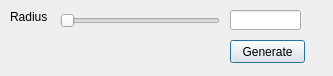
Above: assignment-5/ui/sphereGenerator.ui from mmelkumyan/anim-t380-2022-assignments before the change. Below: the same form after it.
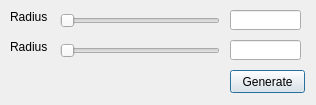
That is the form after the change.

Commit message: Adds step size slider

What changed in the file:
```diff
--- a/assignment-5/ui/sphereGenerator.ui
+++ b/assignment-5/ui/sphereGenerator.ui
@@ -6,8 +6,8 @@
    <rect>
     <x>0</x>
     <y>0</y>
-    <width>333</width>
-    <height>76</height>
+    <width>316</width>
+    <height>105</height>
    </rect>
   </property>
   <property name="windowTitle">
@@ -43,7 +43,7 @@
    <property name="geometry">
     <rect>
      <x>230</x>
-     <y>40</y>
+     <y>70</y>
      <width>75</width>
      <height>23</height>
     </rect>
@@ -62,6 +62,42 @@
     </rect>
    </property>
   </widget>
+  <widget class="QLabel" name="step_label">
+   <property name="geometry">
+    <rect>
+     <x>10</x>
+     <y>40</y>
+     <width>47</width>
+     <height>13</height>
+    </rect>
+   </property>
+   <property name="text">
+    <string>Radius</string>
+   </property>
+  </widget>
+  <widget class="QSlider" name="step_slider">
+   <property name="geometry">
+    <rect>
+     <x>60</x>
+     <y>40</y>
+     <width>160</width>
+     <height>22</height>
+    </rect>
+   </property>
+   <property name="orientation">
+    <enum>Qt::Horizontal</enum>
+   </property>
+  </widget>
+  <widget class="QLineEdit" name="step_val">
+   <property name="geometry">
+    <rect>
+     <x>230</x>
+     <y>40</y>
+     <width>71</width>
+     <height>20</height>
+    </rect>
+   </property>
+  </widget>
  </widget>
  <resources/>
  <connections/>
```
Left out of the diff: 2 changed lines with no effect on the pictures. The commit also changes 2 other files.
